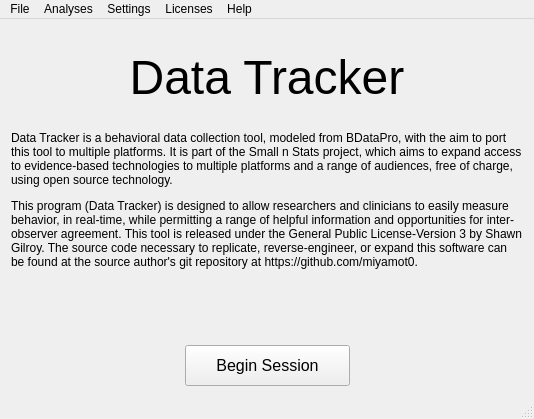
Qt form startwindow.ui (miyamot0/DataTracker3) before a commit.
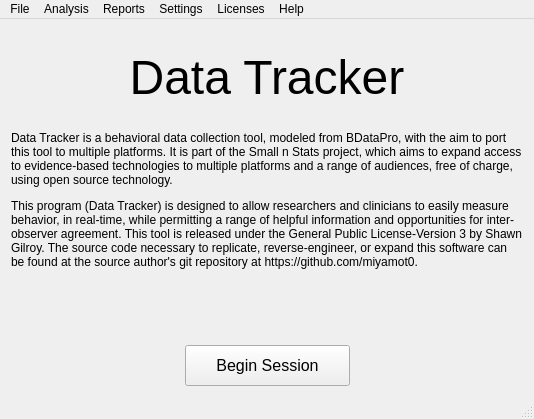
The same form after that commit. Icons and pictures are not drawn.

Commit message: Add evaluation reports

```diff
--- a/startwindow.ui
+++ b/startwindow.ui
@@ -155,14 +155,22 @@
    </widget>
    <widget class="QMenu" name="menuAnalyses">
     <property name="title">
-     <string>Analyses</string>
+     <string>Analysis</string>
     </property>
     <addaction name="actionCalculate_Reliability"/>
     <addaction name="actionSession_Visual_Analysis"/>
     <addaction name="actionEvaluation_Visual_Analysis"/>
    </widget>
+   <widget class="QMenu" name="menuReports">
+    <property name="title">
+     <string>Reports</string>
+    </property>
+    <addaction name="actionCalculate_Reliability"/>
+    <addaction name="actionEvaluation_Report"/>
+   </widget>
    <addaction name="menuFile"/>
    <addaction name="menuAnalyses"/>
+   <addaction name="menuReports"/>
    <addaction name="menuOptions"/>
    <addaction name="menuLicenses"/>
    <addaction name="menuHelp"/>
```
Left out of the diff: 14 changed lines with no effect on the pictures. The commit also changes 10 other files.
